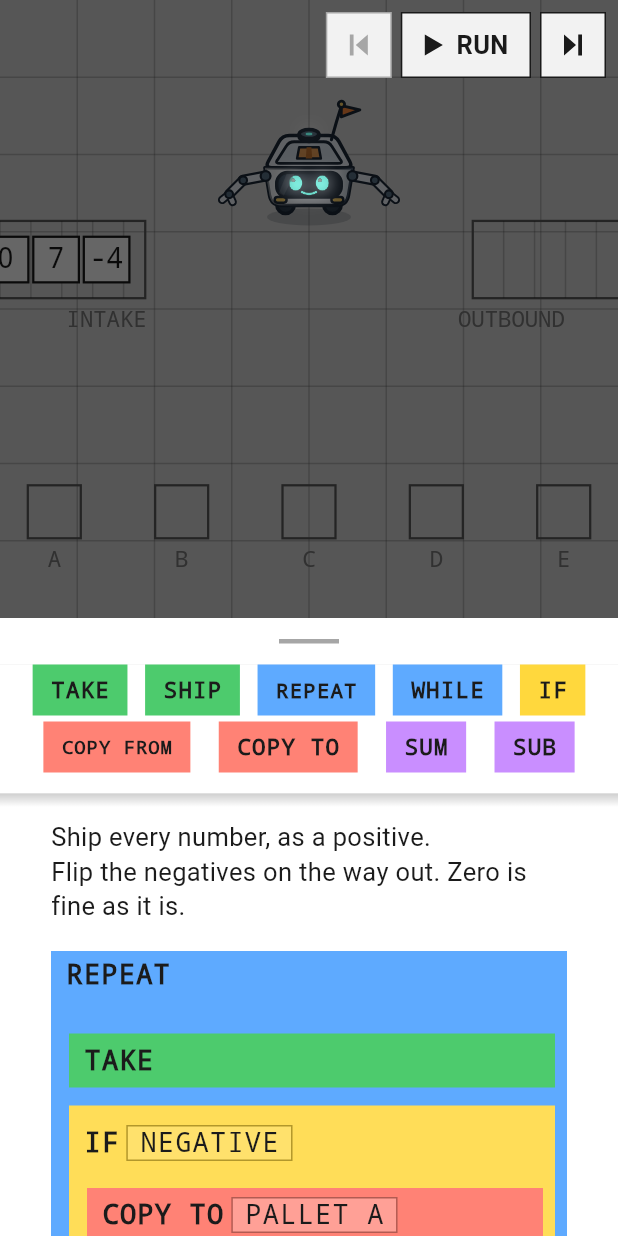
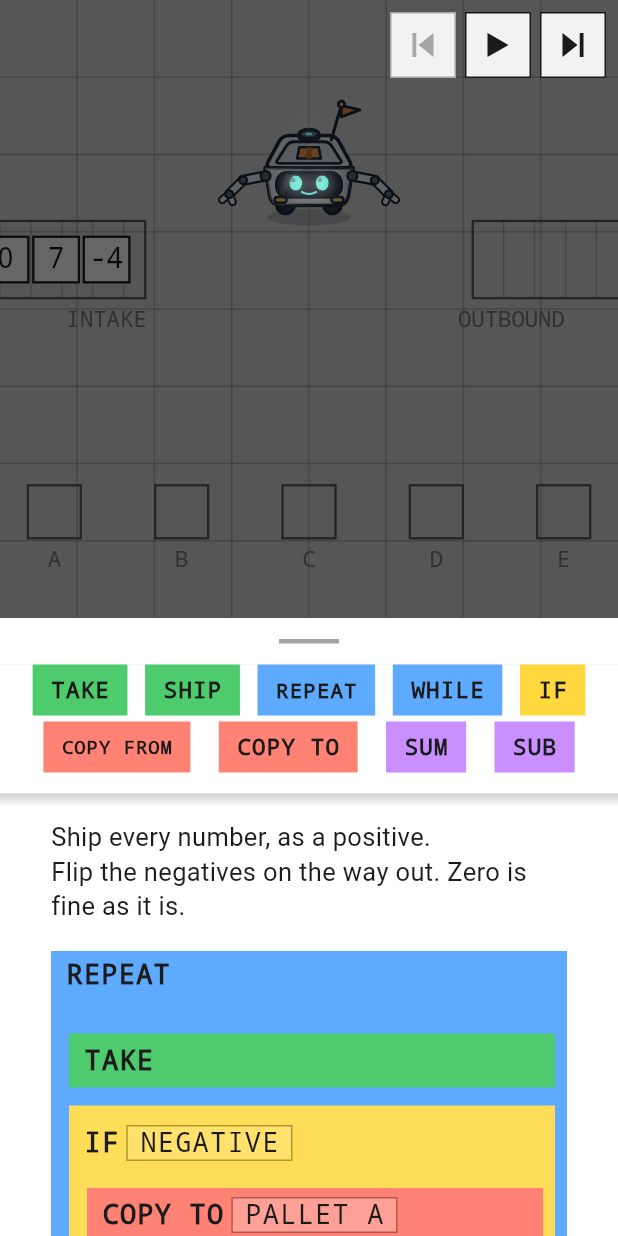
Before and after one commit to lander0s/employee-number-2, a Flutter app: the screen it shows after launch, on a phone screen of 412 x 824 dp. Run offline on Flutter 3.47's test engine with Material 3 defaults, Android fonts, the phone set to English and light mode, and no system bars; our stand-ins replace audioplayers, lottie.

Commit message:
improve execution controls

```diff
--- a/Experiments/GameplayUx/lib/ui/floor_pane.dart
+++ b/Experiments/GameplayUx/lib/ui/floor_pane.dart
@@ -163,100 +163,86 @@ class _Verdict extends StatelessWidget {
 
 /// The transport: everything the player can do to a run.
 ///
-/// A single RUN/STOP button was enough while a run was something you watched.
-/// It is not enough for something you *read*: the whole point of the trace
-/// being a list is that it can be walked, and a control set that can only start
-/// and abandon it hides that. So - step back, play or pause, step forward,
-/// stop.
+/// Three controls, always all three, in one order: back, play, forward. They
+/// enable and disable; they never come and go, and the row never changes width,
+/// so a control cannot move out from under the thumb reaching for it.
 ///
-/// The set changes with the state rather than greying out four buttons in every
-/// one of them. Cold there is nothing to stop; playing there is nothing to step
-/// through, because the cursor is being moved for you and a step would be a
-/// race with the clock.
+/// The middle one is a toggle. Nothing loaded, it is play; a run loaded, it is
+/// stop. One button, because those two are the same question - *is a run
+/// happening* - and a person who wants to start one and a person who wants to
+/// be rid of one are both reaching for the middle.
 ///
-///   cold      [<] [RUN] [>]
-///   playing   [||] [STOP]
-///   paused    [<] [>play] [>] [STOP]
-///   finished  [<] [STOP]
+/// **There is no pause, and that costs something.** Stepping is how a run gets
+/// held: a step takes the wheel, stops the clock and advances one instruction.
+/// What is gone is *resuming* - once a run has been stepped, the middle button
+/// says stop rather than play, so the way on is another step or a fresh run.
+/// The alternative was a middle button that showed play whenever the clock was
+/// idle, which reads better right up until you are parked at the verdict with
+/// no way back to editing.
 ///
-/// RUN keeps its word while cold and STOP keeps its whenever it is shown: those
-/// two are the ones a person looks for, and they are the two the tests reach
-/// for by name.
+/// Icons, no words. Three of these shapes are the most over-learned set in
+/// software - a tape deck from 1975 has the same row.
 class RunControls extends StatelessWidget {
   const RunControls({super.key, required this.run});
 
-  /// The height of one control, and so of the bar. [gameplay_screen] measures
-  /// the collapse threshold against it: a floor too short to show this is a
-  /// floor a program cannot be started from.
+  /// One control, square. [gameplay_screen] measures the collapse threshold
+  /// against it: a floor too short to show this is a floor a program cannot be
+  /// started from.
   static const height = 44.0;
+
+  /// Between two controls. Small - they read as one instrument, not three
+  /// buttons - but not nothing, or a thumb cannot tell where one ends.
+  static const gap = 6.0;
 
   final RunController run;
 
   @override
   Widget build(BuildContext context) {
-    final playing = run.playing;
+    final loaded = run.running;
+
+    final controls = <(_Glyph, String, VoidCallback?)>[
+      (
+        _Glyph.prev,
+        'Previous instruction',
+        run.canStepBack ? run.stepBack : null,
+      ),
+      if (loaded)
+        (_Glyph.stop, 'Stop the shift', run.stop)
+      else
+        (_Glyph.play, 'Run the shift', run.play),
+      (
+        _Glyph.next,
+        'Next instruction',
+        run.canStepForward ? run.stepForward : null,
+      ),
+    ];
 
     return Row(
       mainAxisSize: MainAxisSize.min,
       children: [
-        if (!playing) ...[
-          _Control(
-            glyph: _Glyph.prev,
-            semantics: 'Previous instruction',
-            onTap: run.canStepBack ? run.stepBack : null,
-          ),
-          const SizedBox(width: 6),
-        ],
-        _Control(
-          glyph: playing ? _Glyph.pause : _Glyph.play,
-          // Only from cold: paused, the word would be reading the button back
-          // to itself, and the bar has three more controls to fit by then.
-          label: run.running ? null : 'RUN',
-          semantics: playing ? 'Pause the shift' : 'Run the shift',
-          emphasised: playing,
-          onTap: playing ? run.pause : run.play,
-        ),
-        if (!playing) ...[
-          const SizedBox(width: 6),
-          _Control(
-            glyph: _Glyph.next,
-            semantics: 'Next instruction',
-            onTap: run.canStepForward ? run.stepForward : null,
-          ),
-        ],
-        if (run.running) ...[
-          const SizedBox(width: 6),
-          _Control(
-            glyph: _Glyph.stop,
-            label: 'STOP',
-            semantics: 'Stop the shift',
-            onTap: run.stop,
-          ),
+        for (final (glyph, semantics, onTap) in controls) ...[
+          if (glyph != controls.first.$1) const SizedBox(width: gap),
+          _Control(glyph: glyph, semantics: semantics, onTap: onTap),
         ],
       ],
     );
   }
 }
 
-/// One control. Square when it is only a glyph, wider when it carries a word.
+/// One control: a square, a glyph, and whether it does anything.
 class _Control extends StatelessWidget {
   const _Control({
     required this.glyph,
     required this.semantics,
     required this.onTap,
-    this.label,
-    this.emphasised = false,
   });
 
   final _Glyph glyph;
   final String semantics;
 
-  /// Null disables it: a step with nowhere to go is drawn faint and does
-  /// nothing, rather than disappearing and moving every other control along.
+  /// Null disables it. Drawn faint and inert rather than removed - see
+  /// [RunControls].
   final VoidCallback? onTap;
-
-  final String? label;
-  final bool emphasised;
 
   @override
   Widget build(BuildContext context) {
@@ -272,43 +258,19 @@ class _Control extends StatelessWidget {
       child: GestureDetector(
         onTap: onTap,
         child: Container(
-          constraints: const BoxConstraints(
-            minHeight: RunControls.height,
-            minWidth: RunControls.height,
-          ),
-          padding: EdgeInsets.symmetric(
-            horizontal: label == null ? 0 : 14,
-            vertical: 8,
-          ),
+          width: RunControls.height,
+          height: RunControls.height,
+          alignment: Alignment.center,
           decoration: BoxDecoration(
-            color: emphasised ? W.buttonPressed : W.button,
+            color: W.button,
             border: Border.all(color: ink),
           ),
-          child: Row(
-            mainAxisSize: MainAxisSize.min,
-            mainAxisAlignment: MainAxisAlignment.center,
-            children: [
-              SizedBox(
-                width: 14,
-                height: 14,
-                // Painted rather than set as a glyph, for the same reason as the
-                // divider arrows: at this size an icon font's built-in padding
-                // fights the layout.
-                child: CustomPaint(
-                  painter: _RunGlyph(glyph: glyph, color: ink),
-                ),
-              ),
-              if (label != null) ...[
-                const SizedBox(width: 8),
-                Text(
-                  label!,
-                  style: W.label.copyWith(
-                    fontWeight: FontWeight.w700,
-                    color: ink,
-                  ),
-                ),
-              ],
-            ],
+          // Painted rather than set as a glyph, for the same reason as the
+          // splitter's handle: at this size an icon font's built-in padding
+          // fights the layout.
+          child: CustomPaint(
+            size: const Size(16, 16),
+            painter: _RunGlyph(glyph: glyph, color: ink),
           ),
         ),
       ),
```
Also changed, not shown: 1 other file.
